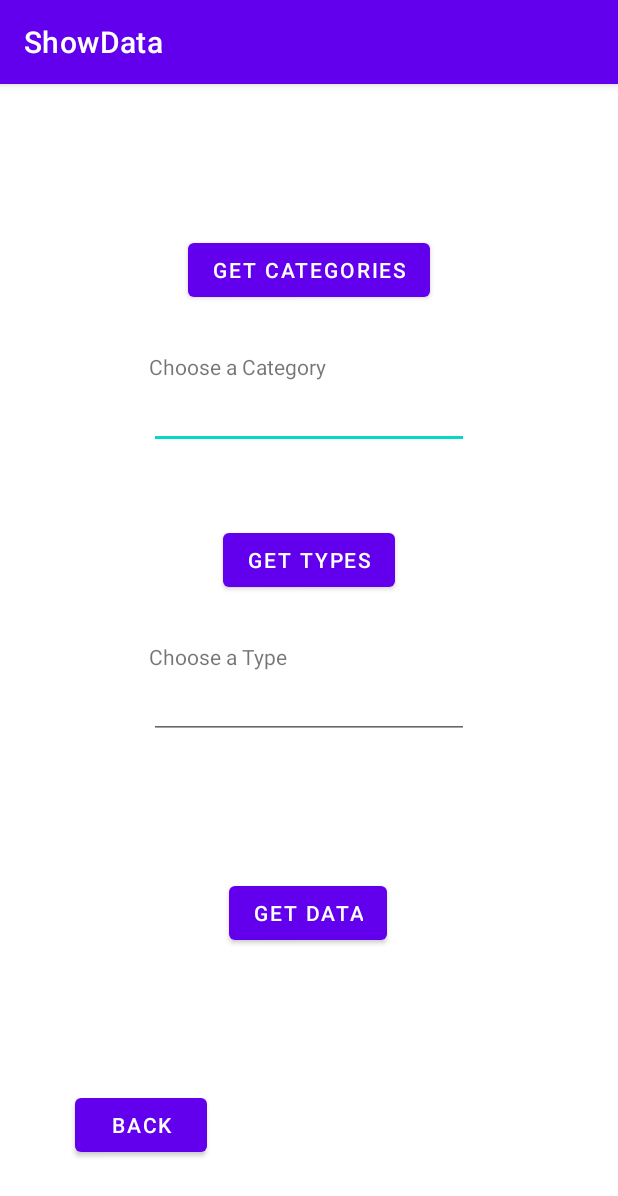
After one commit to tiagoalmeida25/TrackerApp, an Android app: the ShowData screen opened directly, with no data from a screen before it, on a phone screen of 412 x 824 dp. The commit adds this screen. Shown: the top 1196 px of the screen. Run offline under Robolectric (Android 15) with nearby library versions, the phone set to English and light mode, and no system bars; 1 statement that could not run was skipped.

Commit message:
Show Database data activity

```diff
--- /dev/null
+++ b/app/src/main/java/com/tiago/trackerapp/ShowData.java
@@ -0,0 +1,71 @@
+package com.tiago.trackerapp;
+
+import android.app.AlertDialog;
+import android.os.Bundle;
+import android.view.View;
+import android.widget.Button;
+import android.widget.EditText;
+import android.widget.TextView;
+
+import androidx.appcompat.app.AppCompatActivity;
+
+public class ShowData extends AppCompatActivity {
+
+    EditText getCategory, getType;
+    String username = "";
+
+    @Override
+    protected void onCreate(Bundle savedInstanceState) {
+        super.onCreate(savedInstanceState);
+        setContentView(R.layout.activity_show_data);
+
+        Bundle extras = getIntent().getExtras();
+        username = extras.getString("username");
+
+        getCategory = (EditText) findViewById(R.id.etChooseCategory);
+        getType = (EditText)findViewById(R.id.etChooseType);
+
+        Button btBackShowdata = (Button)findViewById(R.id.btBackShowdata);
+
+        btBackShowdata.setOnClickListener(new View.OnClickListener() {
+            @Override
+            public void onClick(View v) {
+                finish();
+            }
+        });
+
+    }
+
+    public void OnGetCategories(View view){
+        String type = "get categories";
+
+        BackgroundWorker backgroundWorker = new BackgroundWorker(this);
+        backgroundWorker.execute(type, username);
+    }
+    public void OnGetTypes(View view){
+        String str_category = getCategory.getText().toString();
+        String type = "get types";
+
+        if (str_category.isEmpty()){
+            AlertDialog alertDialog = new AlertDialog.Builder(ShowData.this).create();
+            alertDialog.setTitle("Category");
+            alertDialog.setMessage("No Category Selected");
+        }
+
+        BackgroundWorker backgroundWorker = new BackgroundWorker(this);
+        backgroundWorker.execute(type, str_category);
+    }
+    public void OnGetValues(View view){
+        String str_type = getType.getText().toString();
+        String type = "get values";
+
+        if (str_type.isEmpty()){
+            AlertDialog alertDialog = new AlertDialog.Builder(ShowData.this).create();
+            alertDialog.setTitle("Type");
+            alertDialog.setMessage("No Type Selected");
+        }
+
+        BackgroundWorker backgroundWorker = new BackgroundWorker(this);
+        backgroundWorker.execute(type, str_type);
+    }
+}
--- a/app/src/main/res/layout/activity_main.xml
+++ b/app/src/main/res/layout/activity_login.xml
@@ -4,7 +4,7 @@
     xmlns:tools="http://schemas.android.com/tools"
     android:layout_width="match_parent"
     android:layout_height="match_parent"
-    tools:context=".MainActivity">
+    tools:context=".Login">
 
     <EditText
         android:id="@+id/etUsername"
--- /dev/null
+++ b/app/src/main/res/layout/activity_show_data.xml
@@ -0,0 +1,93 @@
+<?xml version="1.0" encoding="utf-8"?>
+<androidx.constraintlayout.widget.ConstraintLayout xmlns:android="http://schemas.android.com/apk/res/android"
+    xmlns:app="http://schemas.android.com/apk/res-auto"
+    xmlns:tools="http://schemas.android.com/tools"
+    android:layout_width="match_parent"
+    android:layout_height="match_parent"
+    tools:context=".ShowData">
+
+    <Button
+        android:id="@+id/btGetCategories"
+        android:layout_width="wrap_content"
+        android:layout_height="wrap_content"
+        android:layout_marginTop="100dp"
+        android:text="Get categories"
+        app:layout_constraintEnd_toEndOf="parent"
+        app:layout_constraintHorizontal_bias="0.5"
+        app:layout_constraintStart_toStartOf="parent"
+        app:layout_constraintTop_toTopOf="parent"
+        android:onClick="OnGetCategories"/>
+
+    <EditText
+        android:id="@+id/etChooseCategory"
+        android:layout_width="wrap_content"
+        android:layout_height="wrap_content"
+        android:layout_marginTop="50dp"
+        android:ems="10"
+        android:inputType="textPersonName"
+        app:layout_constraintEnd_toEndOf="parent"
+        app:layout_constraintStart_toStartOf="parent"
+        app:layout_constraintTop_toBottomOf="@+id/btGetCategories" />
+
+    <Button
+        android:id="@+id/btGetTypes"
+        android:layout_width="wrap_content"
+        android:layout_height="wrap_content"
+        android:layout_marginTop="50dp"
+        android:text="Get Types"
+        app:layout_constraintEnd_toEndOf="parent"
+        app:layout_constraintStart_toStartOf="parent"
+        app:layout_constraintTop_toBottomOf="@+id/etChooseCategory"
+        android:onClick="OnGetTypes"/>
+
+    <EditText
+        android:id="@+id/etChooseType"
+        android:layout_width="wrap_content"
+        android:layout_height="wrap_content"
+        android:layout_marginTop="50dp"
+        android:ems="10"
+        android:inputType="textPersonName"
+        app:layout_constraintEnd_toEndOf="parent"
+        app:layout_constraintStart_toStartOf="parent"
+        app:layout_constraintTop_toBottomOf="@+id/btGetTypes" />
+
+    <Button
+        android:id="@+id/btGetValues"
+        android:layout_width="wrap_content"
+        android:layout_height="wrap_content"
+        android:layout_marginTop="50dp"
+        android:layout_marginBottom="150dp"
+        android:text="Get data"
+        app:layout_constraintBottom_toBottomOf="parent"
+        app:layout_constraintEnd_toEndOf="parent"
+        app:layout_constraintHorizontal_bias="0.498"
+        app:layout_constraintStart_toStartOf="parent"
+        app:layout_constraintTop_toBottomOf="@+id/etChooseType"
+        android:onClick="OnGetValues"/>
+
+    <Button
+        android:id="@+id/btBackShowdata"
+        android:layout_width="wrap_content"
+        android:layout_height="wrap_content"
+        android:layout_marginStart="50dp"
+        android:layout_marginBottom="50dp"
+        android:text="Back"
+        app:layout_constraintBottom_toBottomOf="parent"
+        app:layout_constraintStart_toStartOf="parent" />
+
+    <TextView
+        android:id="@+id/textView10"
+        android:layout_width="wrap_content"
+        android:layout_height="wrap_content"
+        android:text="Choose a Category"
+        app:layout_constraintBottom_toTopOf="@+id/etChooseCategory"
+        app:layout_constraintStart_toStartOf="@+id/etChooseCategory" />
+
+    <TextView
+        android:id="@+id/textView12"
+        android:layout_width="wrap_content"
+        android:layout_height="wrap_content"
+        android:text="Choose a Type"
+        app:layout_constraintBottom_toTopOf="@+id/etChooseType"
+        app:layout_constraintStart_toStartOf="@+id/etChooseType" />
+</androidx.constraintlayout.widget.ConstraintLayout>
--- a/app/src/main/res/values/strings.xml
+++ b/app/src/main/res/values/strings.xml
@@ -16,4 +16,5 @@
     <string name="hello_world">Hello Square World!</string>
     <string name="title_activity_data_base">DataBase</string>
     <string name="title_activity_dropdown">Dropdown</string>
+    <string name="title_activity_show_data">ShowData</string>
 </resources>
```
Also changed, not shown: app/src/main/AndroidManifest.xml (+6 -2 lines), app/src/main/java/com/tiago/trackerapp/BackgroundWorker.java (+76 -21 lines), app/src/main/java/com/tiago/trackerapp/DataBase.java (+13 -0 lines), app/src/main/java/com/tiago/trackerapp/Login.java (renamed from app/src/main/java/com/tiago/trackerapp/MainActivity.java, +7 -6 lines), app/src/main/res/layout/activity_data_base.xml (+10 -0 lines).
